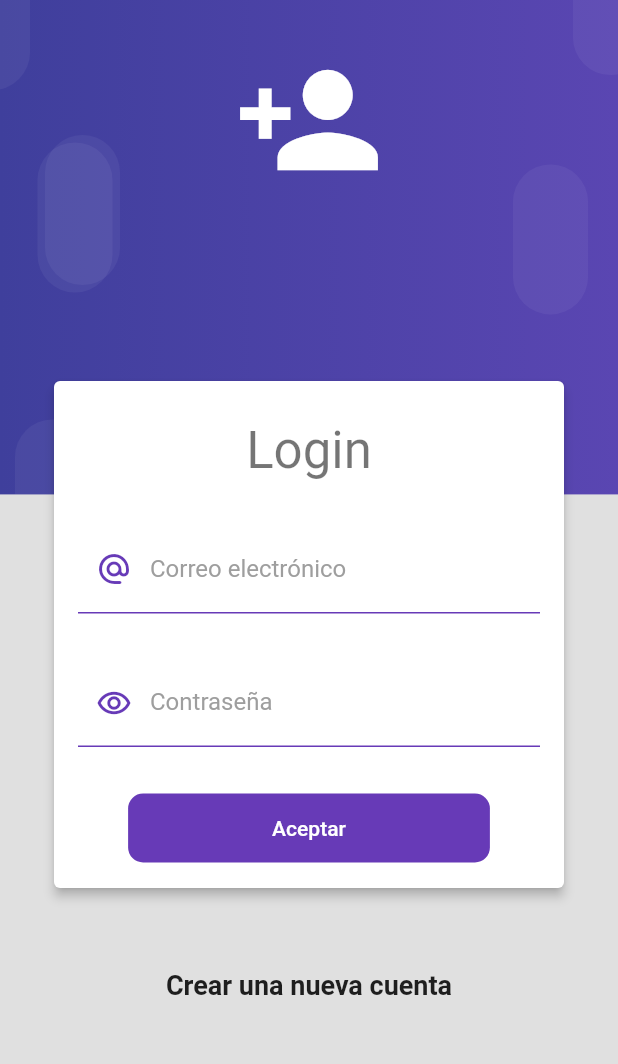
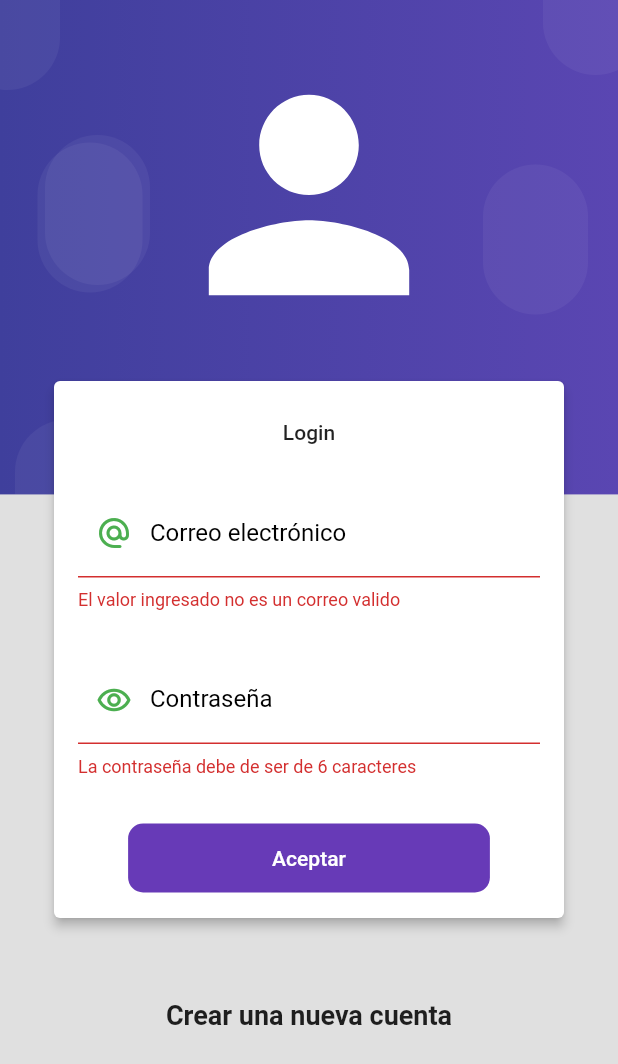
Before and after one commit to ihsa-gonzalo/login-clase-4, a Flutter app: the screen it shows after launch, after a tap on "Aceptar", on a phone screen of 412 x 824 dp. Shown: the top 1064 px of the screen. Run offline on Flutter 3.47's test engine with Material 2 defaults, Android fonts, the phone set to English and light mode, and no system bars.

Commit message:
update Class 4

```diff
--- a/lib/ui/input_decorations.dart
+++ b/lib/ui/input_decorations.dart
@@ -1,24 +1,25 @@
 import 'package:flutter/material.dart';
 
 class InputDecorations {
-  static InputDecoration authInputDecoration(
-      {required String hintText,
-      required String labelText,
-      IconData? prefixIcon}) {
+  static InputDecoration authInputDecoration({
+    required String hintText,
+    required String labelText,
+    IconData? prefixIcon,
+  }) {
     return InputDecoration(
-        enabledBorder: UnderlineInputBorder(
-          borderSide: BorderSide(color: Colors.deepPurple),
+        enabledBorder: const UnderlineInputBorder(
+          borderSide: BorderSide(color: Colors.green),
         ),
-        focusedBorder: UnderlineInputBorder(
-            borderSide: BorderSide(color: Colors.deepPurple, width: 2)),
+        focusedBorder: const UnderlineInputBorder(
+            borderSide: BorderSide(color: Colors.green, width: 2)),
         hintText: hintText,
         labelText: labelText,
-        labelStyle: TextStyle(color: Colors.grey),
+        labelStyle: const TextStyle(color: Colors.black),
         prefixIcon: prefixIcon != null
             ? Icon(
                 prefixIcon,
-                color: Colors.deepPurple,
+                color: Colors.green,
               )
-            : null);
+            : null,);
   }
 }
--- a/lib/ui/screens/login_screen.dart
+++ b/lib/ui/screens/login_screen.dart
@@ -5,7 +5,6 @@ import 'package:provider/provider.dart';
 
 import '../../widgets/auth_background.dart';
 import '../../widgets/card_container.dart';
-
 
 class LoginScreen extends StatelessWidget {
   @override
@@ -15,14 +14,14 @@ class LoginScreen extends StatelessWidget {
         child: SingleChildScrollView(
           child: Column(
             children: [
-              SizedBox(height: 250),
+              const SizedBox(height: 250),
               CardContainer(
                 child: Column(
                   children: [
                     const SizedBox(height: 10),
                     Text(
                       'Login',
-                      style: Theme.of(context).textTheme.headline4,
+                      style: Theme.of(context).textTheme.bodyLarge,
                     ),
                     const SizedBox(height: 30),
                     ChangeNotifierProvider(
@@ -53,35 +52,36 @@ class _LoginForm extends StatelessWidget {
   @override
   Widget build(BuildContext context) {
     final loginForm = Provider.of<LoginFormProvider>(context);
-    return Container(
-      child: Form(
-        // key: loginForm.formKey,
+    return Form(
+      // es la forma univoca de llamarlo dentro del arbol de widget
+      key: loginForm.formKey,
       autovalidateMode: AutovalidateMode.onUserInteraction,
       child: Column(
         children: [
           TextFormField(
             autocorrect: false,
+            //levantar teclado para validarlo
             keyboardType: TextInputType.emailAddress,
             decoration: InputDecorations.authInputDecoration(
               hintText: 'john.doe@gmail.com',
                labelText: 'Correo electrónico',
-                  prefixIcon: Icons.alternate_email_rounded),
+              prefixIcon: Icons.alternate_email_rounded,
+            ),
             onChanged: (value) => loginForm.email = value,
             validator: (value) {
               String pattern =
                   r'^(([^<>()[\]\\.,;:\s@\"]+(\.[^<>()[\]\\.,;:\s@\"]+)*)|(\".+\"))@((\[[0-9]{1,3}\.[0-9]{1,3}\.[0-9]{1,3}\.[0-9]{1,3}\])|(([a-zA-Z\-0-9]+\.)+[a-zA-Z]{2,}))$';
-                RegExp regExp = new RegExp(pattern);
-
+              RegExp regExp = RegExp(pattern);
               return regExp.hasMatch(value ?? '')
                   ? null
                   : 'El valor ingresado no es un correo valido';
             },
           ),
-            SizedBox(height: 30),
+          const SizedBox(height: 30),
           TextFormField(
             autocorrect: false,
             obscureText: true,
-              keyboardType: TextInputType.text,
+            keyboardType: TextInputType.number,
             decoration: InputDecorations.authInputDecoration(
                 hintText: '*****',
                 labelText: 'Contraseña',
@@ -95,19 +95,22 @@ class _LoginForm extends StatelessWidget {
           ),
           const SizedBox(height: 30),
           MaterialButton(
-              shape: RoundedRectangleBorder(
-                  borderRadius: BorderRadius.circular(10)),
+            shape:
+                RoundedRectangleBorder(borderRadius: BorderRadius.circular(10)),
             disabledColor: Colors.grey,
             elevation: 0,
             color: Colors.deepPurple,
             child: Container(
-                  padding: EdgeInsets.symmetric(horizontal: 80,
-                   vertical: 15),
+                padding: EdgeInsets.symmetric(horizontal: 80, vertical: 15),
                 child: Text(
-                    loginForm.isLoading ? 'Ingresando': 'Aceptar' ,
+                  loginForm.isLoading ? 'Ingresando' : 'Aceptar',
                   style: TextStyle(color: Colors.white),
                 )),
-              onPressed: loginForm.isLoading && loginForm.email.length!=0 && loginForm.password.length!=0
+            onPressed:
+             loginForm.isLoading
+            //  &&
+            //         loginForm.email.length != 0 &&
+            //         loginForm.password.length != 0
                 ? null
                 : () async {
                     FocusScope.of(context).unfocus();
@@ -116,7 +119,7 @@ class _LoginForm extends StatelessWidget {
 
                     loginForm.isLoading = true;
 
-                      await Future.delayed(Duration(seconds: 5));
+                    await Future.delayed(const Duration(seconds: 7));
 
                     // TODO: validar si el login es correcto
 
@@ -127,7 +130,6 @@ class _LoginForm extends StatelessWidget {
           )
         ],
       ),
-      ),
     );
   }
 }
--- a/lib/widgets/auth_background.dart
+++ b/lib/widgets/auth_background.dart
@@ -30,9 +30,9 @@ class _HeaderIcon extends StatelessWidget {
         width: double.infinity,
         margin: const EdgeInsets.only(top: 30),
         child: const Icon(
-          Icons.person_add,
-          color: Colors.white,
-          size: 100,
+          Icons.person,
+          color:Colors.white,
+          size: 200,
         ),
       ),
     );
@@ -62,7 +62,7 @@ class _PurpleBox extends StatelessWidget {
   }
 
   BoxDecoration _purpleBackground() => BoxDecoration(
-        gradient: LinearGradient(
+        gradient: const LinearGradient(
           colors: [
             Color.fromRGBO(63, 63, 156, 1),
             Color.fromRGBO(90, 70, 178, 1)
@@ -75,12 +75,12 @@ class _Bubble extends StatelessWidget {
   @override
   Widget build(BuildContext context) {
     return Container(
-      width: 50,
+      width: 70,
       height: 100,
-
       decoration: BoxDecoration(
-          borderRadius: BorderRadius.circular(100),
-          color: Color.fromRGBO(255, 255, 255, 0.05)),
+        borderRadius: BorderRadius.circular(100),
+        color: Color.fromRGBO(255, 255, 255, 0.05),
+      ),
     );
   }
 }
--- a/pubspec.yaml
+++ b/pubspec.yaml
@@ -36,7 +36,8 @@ dependencies:
   # The following adds the Cupertino Icons font to your application.
   # Use with the CupertinoIcons class for iOS style icons.
   cupertino_icons: ^1.0.2
-  provider: ^6.0.4
+  provider: ^6.0.5
+
 
 dev_dependencies:
   flutter_test:
```
Also changed, not shown: lib/widgets/widgets.dart (deleted), pubspec.lock, 2 other files. Lines whose indentation alone changed are shown as unchanged.
